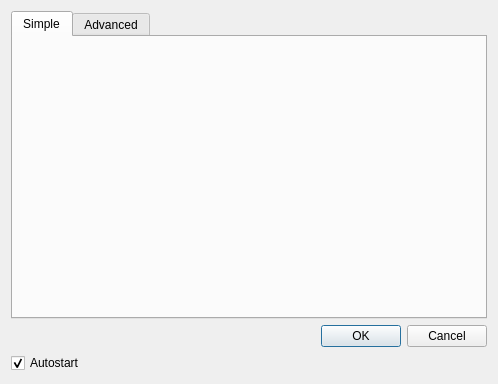
Before: the Qt Designer form ui/gui/default/PluginCreateDialog.ui in TUB-Control/PaPI, drawn with Qt 5.
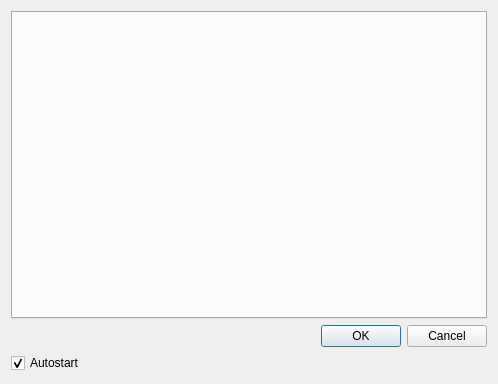
After: the same form once the commit is applied.

The edit to the form file:
```diff
--- a/ui/gui/default/PluginCreateDialog.ui
+++ b/ui/gui/default/PluginCreateDialog.ui
@@ -25,26 +25,6 @@
      <property name="movable">
       <bool>false</bool>
      </property>
-     <widget class="QWidget" name="tabSimple">
-      <attribute name="title">
-       <string>Simple</string>
-      </attribute>
-      <layout class="QVBoxLayout" name="verticalLayout_2">
-       <item>
-        <layout class="QFormLayout" name="formSimple"/>
-       </item>
-      </layout>
-     </widget>
-     <widget class="QWidget" name="tabAdvance">
-      <attribute name="title">
-       <string>Advanced</string>
-      </attribute>
-      <layout class="QVBoxLayout" name="verticalLayout_3">
-       <item>
-        <layout class="QFormLayout" name="formAdvance"/>
-       </item>
-      </layout>
-     </widget>
     </widget>
    </item>
    <item>
```
Left out of the diff: 2 changed lines with no effect on the pictures.
